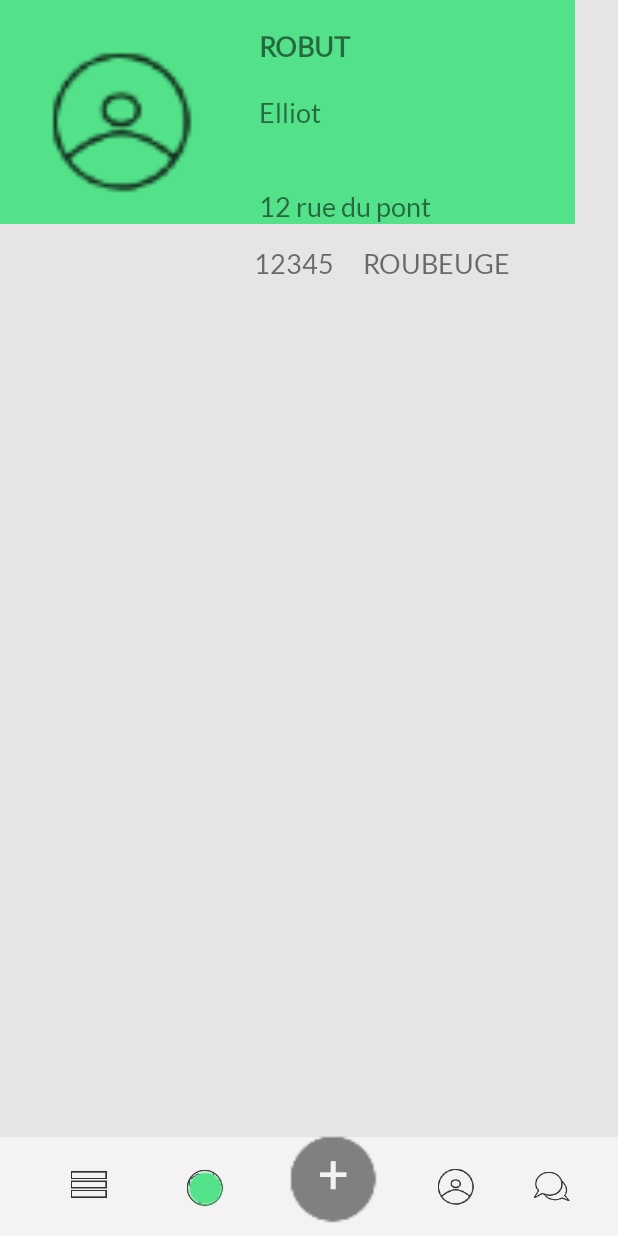
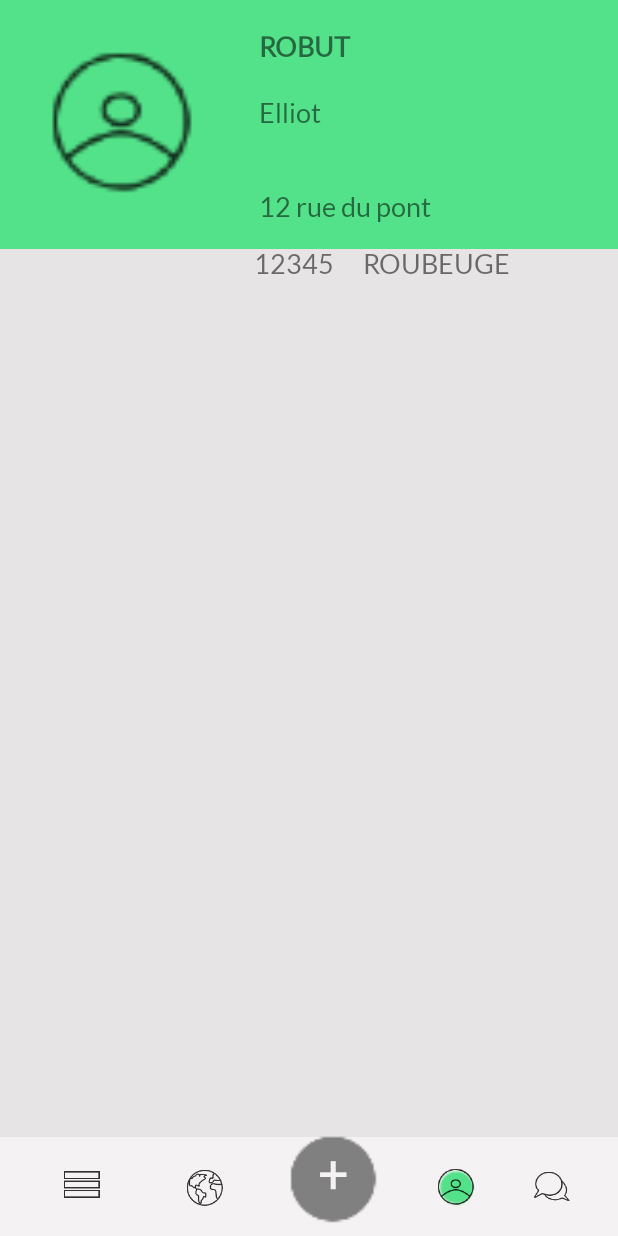
Before and after one commit to PierreBEGOUT/PFE_Giv-Eat, an Android app: the Profil screen opened directly, with no data from a screen before it, on a phone screen of 412 x 824 dp. Run offline under Robolectric (Android 15) with nearby library versions, the phone set to English and light mode, and no system bars.

Commit message:
réparation

```diff
--- a/app/src/main/res/layout/activity_profil.xml
+++ b/app/src/main/res/layout/activity_profil.xml
@@ -12,8 +12,8 @@
 
     <ImageView
         android:id="@+id/fond_vert"
-        android:layout_width="383dp"
-        android:layout_height="149dp"
+        android:layout_width="0dp"
+        android:layout_height="166dp"
         android:background="@color/vert"
         app:layout_constraintBottom_toBottomOf="@+id/include"
         app:layout_constraintEnd_toEndOf="parent"
--- a/app/src/main/res/layout/footer2.xml
+++ b/app/src/main/res/layout/footer2.xml
@@ -1,6 +1,7 @@
 <?xml version="1.0" encoding="utf-8"?>
 <android.support.constraint.ConstraintLayout xmlns:android="http://schemas.android.com/apk/res/android"
     xmlns:app="http://schemas.android.com/apk/res-auto"
+    xmlns:tools="http://schemas.android.com/tools"
     android:layout_width="match_parent"
     android:layout_height="match_parent"
     android:background="@color/grisFond">
@@ -29,8 +30,7 @@
         android:layout_marginTop="8dp"
         android:backgroundTint="@android:color/transparent"
         app:layout_constraintBottom_toBottomOf="@+id/footer2"
-        app:layout_constraintEnd_toStartOf="@+id/profil_color2"
-        app:layout_constraintHorizontal_bias="0.466"
+        app:layout_constraintEnd_toStartOf="@+id/map2"
         app:layout_constraintStart_toStartOf="@+id/footer2"
         app:layout_constraintTop_toTopOf="@+id/footer2"
         app:layout_constraintVertical_bias="1.0"
@@ -65,10 +65,10 @@
         android:background="@android:drawable/radiobutton_off_background"
         android:backgroundTint="@color/vert"
         android:visibility="invisible"
-        app:layout_constraintBottom_toBottomOf="@+id/map2"
-        app:layout_constraintEnd_toEndOf="@+id/map2"
-        app:layout_constraintStart_toStartOf="@+id/map2"
-        app:layout_constraintTop_toTopOf="@+id/map2" />
+        app:layout_constraintBottom_toBottomOf="@+id/profil2"
+        app:layout_constraintEnd_toEndOf="@+id/profil2"
+        app:layout_constraintStart_toStartOf="@+id/profil2"
+        app:layout_constraintTop_toTopOf="@+id/profil2" />
 
     <ImageButton
         android:id="@+id/profil2"
```
